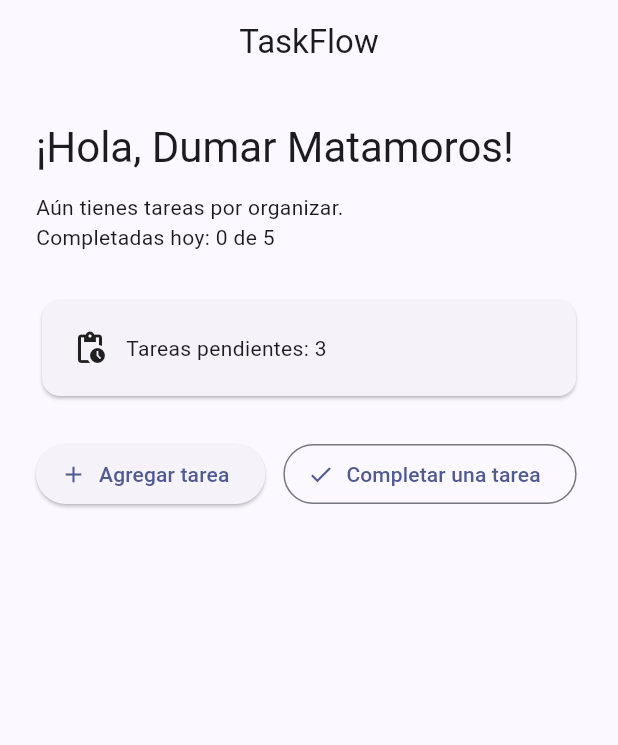
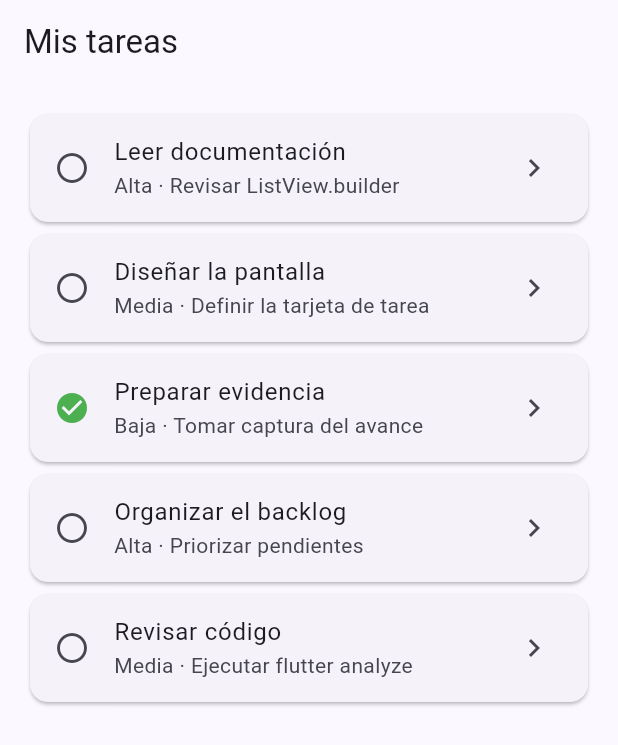
Before and after one commit to DumarMatamoros/CursoFlutter, a Flutter app: the screen it shows after launch, on a phone screen of 412 x 824 dp. Shown: the top 745 px of the screen. Run offline on Flutter 3.47's test engine with Material 3 defaults, Android fonts, the phone set to English and light mode, and no system bars.

Commit message:
Semana 2: Sesión 3

```diff
--- a/lib/main.dart
+++ b/lib/main.dart
@@ -16,7 +16,101 @@ class TaskFlowApp extends StatelessWidget {
         colorScheme: ColorScheme.fromSeed(seedColor: Colors.indigo),
         useMaterial3: true,
       ),
-      home: const WelcomeScreen(),
+      home: const TaskListScreen(),
+    );
+  }
+}
+
+class Task {
+  const Task({
+    required this.id,
+    required this.title,
+    required this.description,
+    required this.priority,
+    required this.isCompleted,
+  });
+
+  final int id;
+  final String title;
+  final String description;
+  final String priority;
+  final bool isCompleted;
+}
+
+const demoTasks = [
+  Task(
+    id: 1,
+    title: 'Leer documentación',
+    description: 'Revisar ListView.builder',
+    priority: 'Alta',
+    isCompleted: false,
+  ),
+  Task(
+    id: 2,
+    title: 'Diseñar la pantalla',
+    description: 'Definir la tarjeta de tarea',
+    priority: 'Media',
+    isCompleted: false,
+  ),
+  Task(
+    id: 3,
+    title: 'Preparar evidencia',
+    description: 'Tomar captura del avance',
+    priority: 'Baja',
+    isCompleted: true,
+  ),
+  Task(
+    id: 4,
+    title: 'Organizar el backlog',
+    description: 'Priorizar pendientes',
+    priority: 'Alta',
+    isCompleted: false,
+  ),
+  Task(
+    id: 5,
+    title: 'Revisar código',
+    description: 'Ejecutar flutter analyze',
+    priority: 'Media',
+    isCompleted: false,
+  ),
+];
+
+class TaskCard extends StatelessWidget {
+  const TaskCard({super.key, required this.task});
+
+  final Task task;
+
+  @override
+  Widget build(BuildContext context) {
+    return Card(
+      child: ListTile(
+        leading: Icon(
+          task.isCompleted ? Icons.check_circle : Icons.radio_button_unchecked,
+          color: task.isCompleted ? Colors.green : null,
+        ),
+        title: Text(task.title),
+        subtitle: Text('${task.priority} · ${task.description}'),
+        trailing: const Icon(Icons.chevron_right),
+      ),
+    );
+  }
+}
+
+class TaskListScreen extends StatelessWidget {
+  const TaskListScreen({super.key});
+
+  @override
+  Widget build(BuildContext context) {
+    return Scaffold(
+      appBar: AppBar(title: const Text('Mis tareas')),
+      body: ListView.builder(
+        padding: const EdgeInsets.all(16),
+        itemCount: demoTasks.length,
+        itemBuilder: (context, index) {
+          final task = demoTasks[index];
+          return TaskCard(task: task);
+        },
+      ),
     );
   }
 }
```
